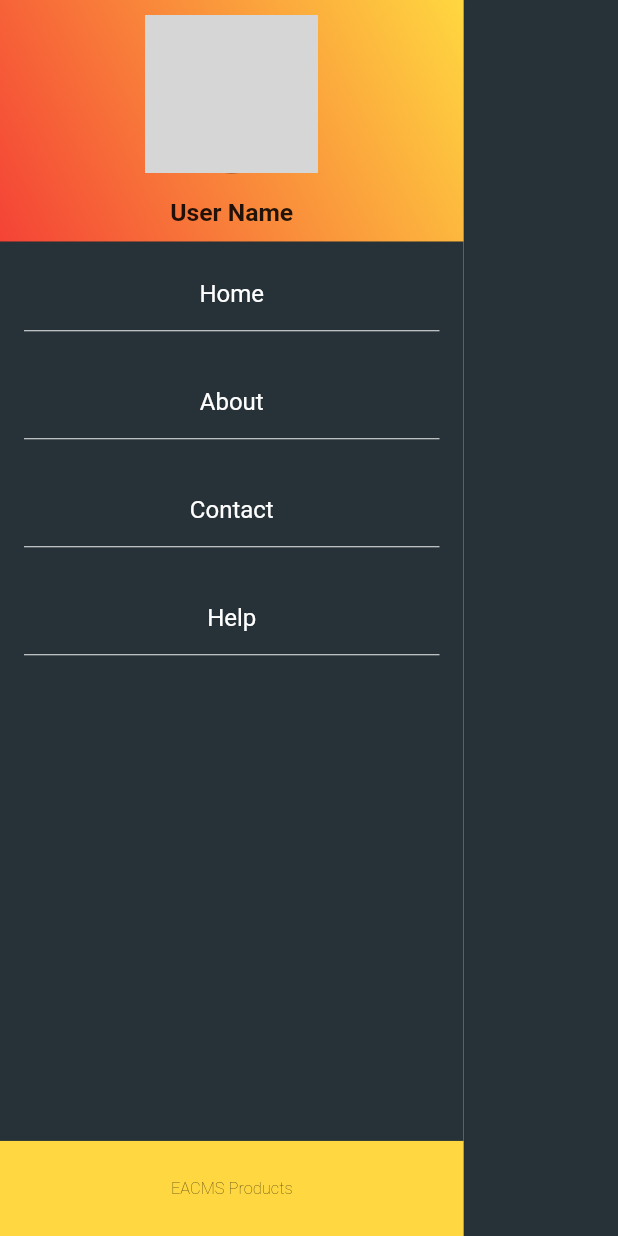
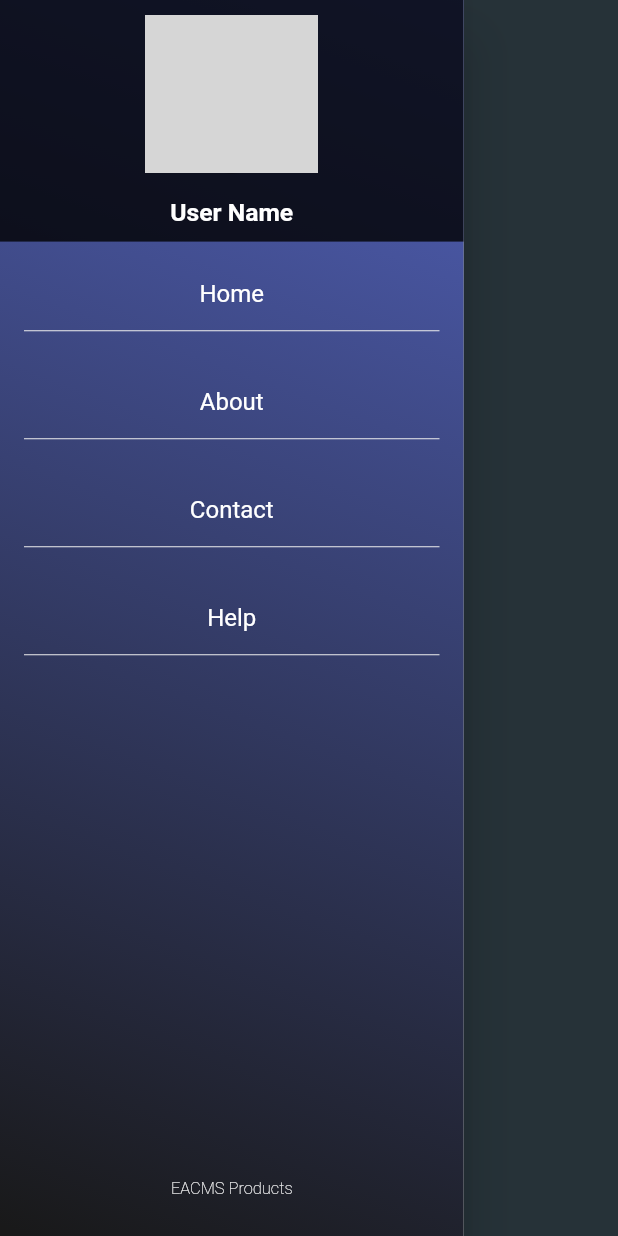
Before and after one commit to mahela98/Flutter-Movie-App, a Flutter app: the NavigationDrawer widget shown alone on an empty page, opened directly, on a phone screen of 412 x 824 dp. Run offline on Flutter 3.47's test engine with Material 2 defaults, Android fonts, the phone set to English and light mode, and no system bars; our stand-ins replace sizer, youtube_player_flutter; missing offline and left inert: dart:ffi; network calls fail; grey boxes are pictures that could not be loaded.

Commit message:
changed navigation drawer styling

```diff
--- a/lib/components/navigation_drawer.dart
+++ b/lib/components/navigation_drawer.dart
@@ -11,9 +11,21 @@ class NavigationDrawer extends StatelessWidget {
     return Container(
       width: 75.w,
       child: Drawer(
-        elevation: 1,
+        elevation: 16.0,
         child: Container(
-          decoration: BoxDecoration(color: Colors.blueGrey[900]),
+          decoration: BoxDecoration(
+            // color: Colors.black.withOpacity(0.7),
+            // backgroundBlendMode: BlendMode.hardLight,
+
+            gradient: LinearGradient(
+              begin: Alignment.topRight,
+              end: Alignment.bottomLeft,
+              colors: [
+                Colors.indigo.withOpacity(0.9),
+                Colors.black54.withOpacity(0.9),
+              ],
+            ),
+          ),
           child: Column(
             children: [
               Expanded(
@@ -23,15 +35,8 @@ class NavigationDrawer extends StatelessWidget {
                   children: [
                     DrawerHeader(
                       padding: EdgeInsets.all(10),
-                      decoration: const BoxDecoration(
-                        gradient: LinearGradient(
-                          begin: Alignment.topRight,
-                          end: Alignment.bottomLeft,
-                          colors: [
-                            Colors.amberAccent,
-                            Colors.red,
-                          ],
-                        ),
+                      decoration: BoxDecoration(
+                        color: Colors.black.withOpacity(0.8),
                         //color: Colors.amberAccent[700],
                       ),
                       child: Container(
@@ -58,7 +63,9 @@ class NavigationDrawer extends StatelessWidget {
                             Text(
                               'User Name',
                               style: TextStyle(
-                                  fontSize: 12.sp, fontWeight: FontWeight.bold),
+                                  color: Colors.white,
+                                  fontSize: 12.sp,
+                                  fontWeight: FontWeight.bold),
                             ),
                           ],
                         ),
@@ -140,12 +147,14 @@ class NavigationDrawer extends StatelessWidget {
                 flex: 1,
                 child: Container(
                   width: 100.h,
-                  color: Colors.amberAccent,
+                  color: Colors.transparent,
                   child: Center(
                     child: Text(
                       "EACMS Products",
                       style: TextStyle(
-                          fontSize: 8.sp, fontWeight: FontWeight.w200),
+                          color: Colors.white,
+                          fontSize: 8.sp,
+                          fontWeight: FontWeight.w200),
                     ),
                   ),
                 ),
--- a/lib/pages/home_page.dart
+++ b/lib/pages/home_page.dart
@@ -21,7 +21,12 @@ class _HomePageState extends State<HomePage> {
       length: 6,
       child: Scaffold(
         drawerEnableOpenDragGesture: false,
-        endDrawer: NavigationDrawer(),
+        endDrawer: Theme(
+          child: NavigationDrawer(),
+          data: Theme.of(context).copyWith(
+            canvasColor: Colors.transparent,
+          ),
+        ),
         extendBodyBehindAppBar: true,
         appBar: AppBar(
           // leading: Builder(builder: (context) {
```
